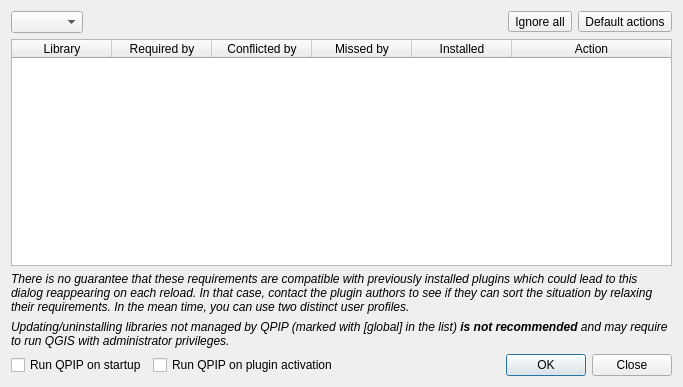
Qt form a00_qpip/ui_dialog.ui (opengisch/qpip) before a commit.
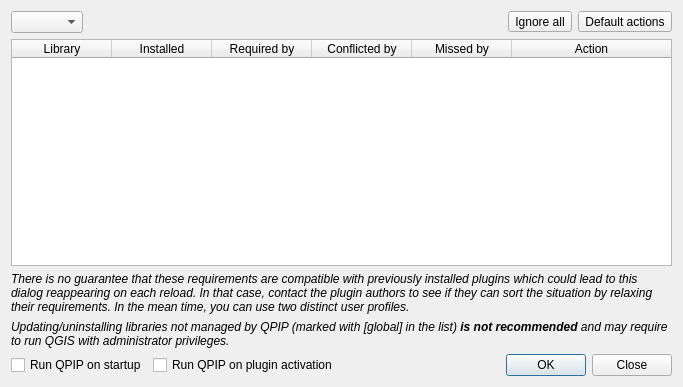
The same form after that commit.

What changed in the file:
```diff
--- a/a00_qpip/ui_dialog.ui
+++ b/a00_qpip/ui_dialog.ui
@@ -56,6 +56,9 @@
    </item>
    <item>
     <widget class="QTableWidget" name="table_widget">
+     <property name="sizeAdjustPolicy">
+      <enum>QAbstractScrollArea::AdjustToContents</enum>
+     </property>
      <property name="selectionMode">
       <enum>QAbstractItemView::NoSelection</enum>
      </property>
@@ -66,7 +69,7 @@
       <enum>Qt::ElideMiddle</enum>
      </property>
      <property name="wordWrap">
-      <bool>false</bool>
+      <bool>true</bool>
      </property>
      <attribute name="horizontalHeaderVisible">
       <bool>true</bool>
@@ -88,6 +91,11 @@
        <string>Library</string>
       </property>
      </column>
+     <column>
+      <property name="text">
+       <string>Installed</string>
+      </property>
+     </column>
      <column>
       <property name="text">
        <string>Required by</string>
@@ -103,11 +111,6 @@
        <string>Missed by</string>
       </property>
      </column>
-     <column>
-      <property name="text">
-       <string>Installed</string>
-      </property>
-     </column>
      <column>
       <property name="text">
        <string>Action</string>
```
